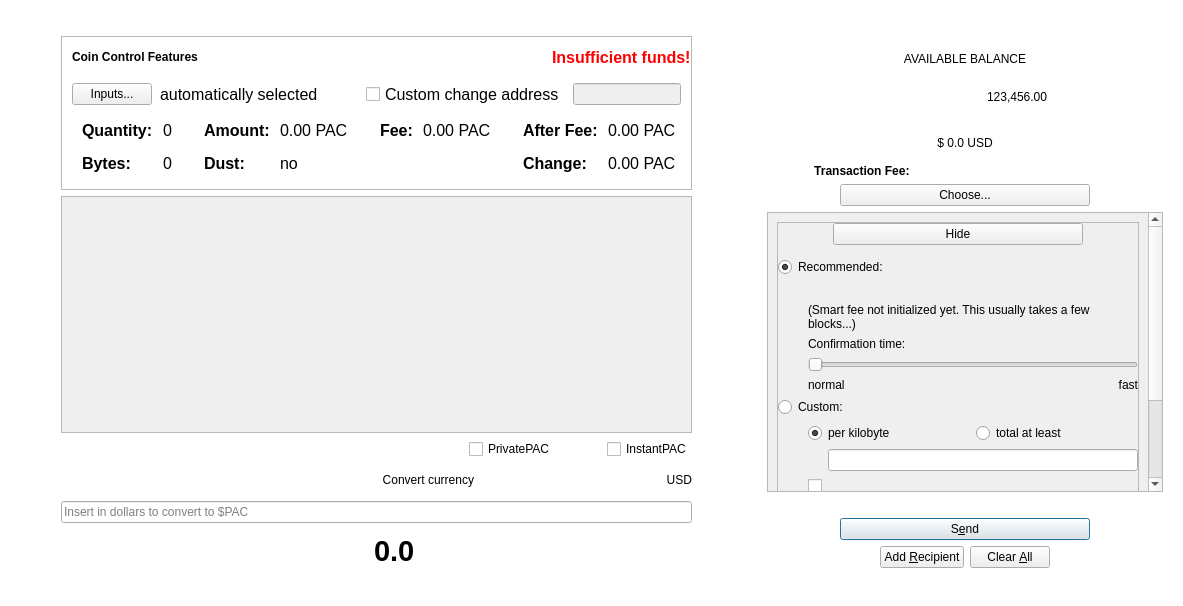
PACCommunity/PAC, file src/qt/forms/sendcoinsdialog.ui: the form before one commit.
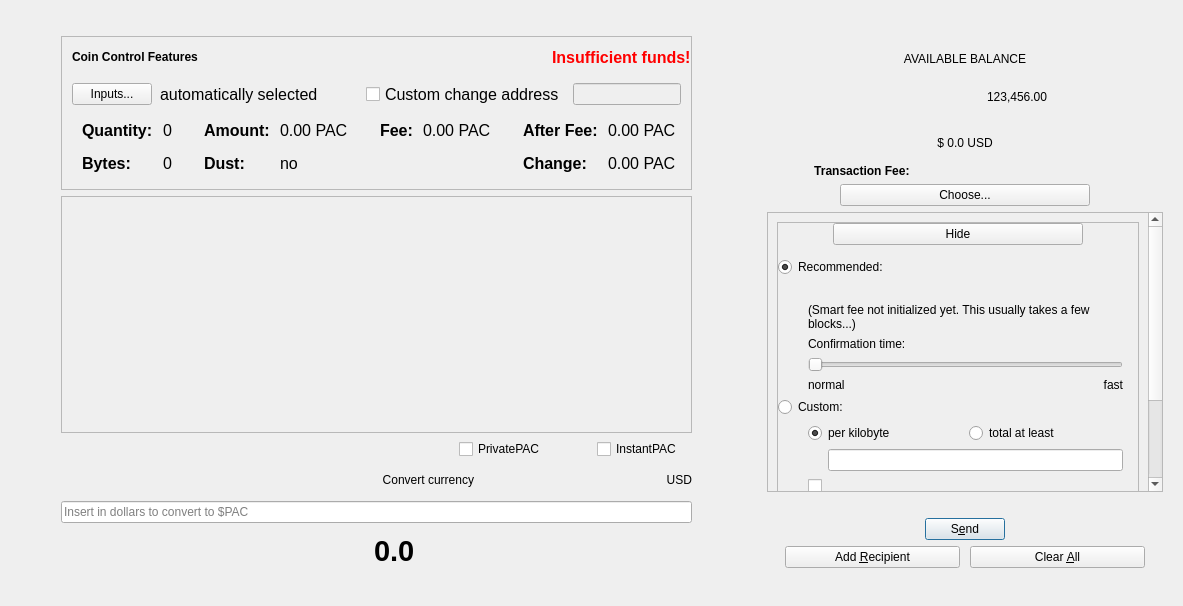
The form after the commit. Custom widgets are drawn as their Qt base class.

Commit message:
UI send and receive coins
spacer for the hidden fees features so it fits the scrollarea.

Buttons size and margins

LineEdit class changed

What changed in the file:
```diff
--- a/src/qt/forms/sendcoinsdialog.ui
+++ b/src/qt/forms/sendcoinsdialog.ui
@@ -14,9 +14,7 @@
    <string>Send Coins</string>
   </property>
   <property name="styleSheet">
-   <string notr="true">#SendCoinsDialog{
-  background:transparent;
-}</string>
+   <string notr="true"/>
   </property>
   <property name="windowFilePath">
    <string/>
@@ -849,6 +847,22 @@
               </property>
              </widget>
             </item>
+            <item>
+             <spacer name="horizontalSpacer_17">
+              <property name="orientation">
+               <enum>Qt::Horizontal</enum>
+              </property>
+              <property name="sizeType">
+               <enum>QSizePolicy::Fixed</enum>
+              </property>
+              <property name="sizeHint" stdset="0">
+               <size>
+                <width>10</width>
+                <height>20</height>
+               </size>
+              </property>
+             </spacer>
+            </item>
            </layout>
           </item>
          </layout>
@@ -1040,20 +1054,20 @@
      <item>
       <widget class="QWidget" name="verticalWidget" native="true">
        <property name="sizePolicy">
-        <sizepolicy hsizetype="Minimum" vsizetype="Preferred">
+        <sizepolicy hsizetype="Fixed" vsizetype="Preferred">
          <horstretch>0</horstretch>
          <verstretch>0</verstretch>
         </sizepolicy>
        </property>
        <property name="minimumSize">
         <size>
-         <width>250</width>
+         <width>380</width>
          <height>0</height>
         </size>
        </property>
        <property name="maximumSize">
         <size>
-         <width>450</width>
+         <width>480</width>
          <height>16777215</height>
         </size>
        </property>
@@ -1252,14 +1266,14 @@
           </item>
           <item row="13" column="0">
            <layout class="QHBoxLayout" name="horizontalLayout_6">
+            <property name="spacing">
+             <number>0</number>
+            </property>
             <item>
              <spacer name="horizontalSpacer_4">
               <property name="orientation">
                <enum>Qt::Horizontal</enum>
               </property>
-              <property name="sizeType">
-               <enum>QSizePolicy::Expanding</enum>
-              </property>
               <property name="sizeHint" stdset="0">
                <size>
                 <width>40</width>
@@ -1270,9 +1284,21 @@
             </item>
             <item>
              <widget class="QPushButton" name="addButton">
+              <property name="sizePolicy">
+               <sizepolicy hsizetype="Fixed" vsizetype="Fixed">
+                <horstretch>0</horstretch>
+                <verstretch>0</verstretch>
+               </sizepolicy>
+              </property>
+              <property name="minimumSize">
+               <size>
+                <width>175</width>
+                <height>0</height>
+               </size>
+              </property>
               <property name="maximumSize">
                <size>
-                <width>120</width>
+                <width>170</width>
                 <height>16777215</height>
                </size>
               </property>
@@ -1287,17 +1313,39 @@
               </property>
              </widget>
             </item>
+            <item>
+             <spacer name="horizontalSpacer_18">
+              <property name="orientation">
+               <enum>Qt::Horizontal</enum>
+              </property>
+              <property name="sizeType">
+               <enum>QSizePolicy::Fixed</enum>
+              </property>
+              <property name="sizeHint" stdset="0">
+               <size>
+                <width>10</width>
+                <height>20</height>
+               </size>
+              </property>
+             </spacer>
+            </item>
             <item>
              <widget class="QPushButton" name="clearButton">
               <property name="sizePolicy">
-               <sizepolicy hsizetype="Minimum" vsizetype="Fixed">
+               <sizepolicy hsizetype="Fixed" vsizetype="Fixed">
                 <horstretch>0</horstretch>
                 <verstretch>0</verstretch>
                </sizepolicy>
               </property>
+              <property name="minimumSize">
+               <size>
+                <width>175</width>
+                <height>0</height>
+               </size>
+              </property>
               <property name="maximumSize">
                <size>
-                <width>120</width>
+                <width>170</width>
                 <height>16777215</height>
                </size>
               </property>
@@ -1317,9 +1365,6 @@
               <property name="orientation">
                <enum>Qt::Horizontal</enum>
               </property>
-              <property name="sizeType">
-               <enum>QSizePolicy::Expanding</enum>
-              </property>
               <property name="sizeHint" stdset="0">
                <size>
                 <width>40</width>
@@ -1401,15 +1446,21 @@
            <layout class="QHBoxLayout" name="horizontalLayout_9">
             <item>
              <widget class="QPushButton" name="sendButton">
+              <property name="sizePolicy">
+               <sizepolicy hsizetype="Fixed" vsizetype="Fixed">
+                <horstretch>0</horstretch>
+                <verstretch>0</verstretch>
+               </sizepolicy>
+              </property>
               <property name="minimumSize">
                <size>
-                <width>250</width>
+                <width>0</width>
                 <height>0</height>
                </size>
               </property>
               <property name="maximumSize">
                <size>
-                <width>200</width>
+                <width>16777215</width>
                 <height>16777215</height>
                </size>
               </property>
@@ -1433,7 +1484,10 @@
            </layout>
           </item>
           <item row="6" column="0">
-           <widget class="QScrollArea" name="scrollArea_2">
+           <widget class="QScrollArea" name="scrollAreaFees">
+            <property name="styleSheet">
+             <string notr="true">#scrollArea_2{ padding: 5px;}</string>
+            </property>
             <property name="widgetResizable">
              <bool>true</bool>
             </property>
@@ -1442,7 +1496,7 @@
               <rect>
                <x>0</x>
                <y>0</y>
-               <width>388</width>
+               <width>378</width>
                <height>484</height>
               </rect>
              </property>
@@ -1552,6 +1606,42 @@
                         <property name="verticalSpacing">
                          <number>4</number>
                         </property>
+                        <item row="3" column="0">
+                         <layout class="QHBoxLayout" name="horizontalLayout_11">
+                          <item>
+                           <spacer name="horizontalSpacer_14">
+                            <property name="orientation">
+                             <enum>Qt::Horizontal</enum>
+                            </property>
+                            <property name="sizeType">
+                             <enum>QSizePolicy::Fixed</enum>
+                            </property>
+                            <property name="sizeHint" stdset="0">
+                             <size>
+                              <width>30</width>
+                              <height>20</height>
+                             </size>
+                            </property>
+                           </spacer>
+                          </item>
+                          <item>
+                           <widget class="QLabel" name="labelMinFeeWarning">
+                            <property name="enabled">
+                             <bool>true</bool>
+                            </property>
+                            <property name="toolTip">
+                             <string>Paying only the minimum fee is just fine as long as there is less transaction volume than space in the blocks.&lt;br /&gt;But be aware that this can end up in a never confirming transaction once there is more demand for paccoin transactions than the network can process.</string>
+                            </property>
+                            <property name="text">
+                             <string>    (read the tooltip)</string>
+                            </property>
+                            <property name="margin">
+                             <number>5</number>
+                            </property>
+                           </widget>
+                          </item>
+                         </layout>
+                        </item>
                         <item row="0" column="0">
                          <layout class="QVBoxLayout" name="verticalLayoutFee3" stretch="0,0,1">
                           <property name="spacing">
@@ -1858,41 +1948,21 @@
                           </item>
                          </layout>
                         </item>
-                        <item row="3" column="0">
-                         <layout class="QHBoxLayout" name="horizontalLayout_11">
-                          <item>
-                           <spacer name="horizontalSpacer_14">
-                            <property name="orientation">
-                             <enum>Qt::Horizontal</enum>
-                            </property>
-                            <property name="sizeType">
-                             <enum>QSizePolicy::Fixed</enum>
-                            </property>
-                            <property name="sizeHint" stdset="0">
-                             <size>
-                              <width>30</width>
-                              <height>20</height>
-                             </size>
-                            </property>
-                           </spacer>
-                          </item>
-                          <item>
-                           <widget class="QLabel" name="labelMinFeeWarning">
-                            <property name="enabled">
-                             <bool>true</bool>
-                            </property>
-                            <property name="toolTip">
-                             <string>Paying only the minimum fee is just fine as long as there is less transaction volume than space in the blocks.&lt;br /&gt;But be aware that this can end up in a never confirming transaction once there is more demand for paccoin transactions than the network can process.</string>
-                            </property>
-                            <property name="text">
-                             <string>    (read the tooltip)</string>
-                            </property>
-                            <property name="margin">
-                             <number>5</number>
-                            </property>
-                           </widget>
-                          </item>
-                         </layout>
+                        <item row="0" column="1">
+                         <spacer name="horizontalSpacer_19">
+                          <property name="orientation">
+                           <enum>Qt::Horizontal</enum>
+                          </property>
+                          <property name="sizeType">
+                           <enum>QSizePolicy::Fixed</enum>
+                          </property>
+                          <property name="sizeHint" stdset="0">
+                           <size>
+                            <width>15</width>
+                            <height>20</height>
+                           </size>
+                          </property>
+                         </spacer>
                         </item>
                        </layout>
                       </item>
@@ -1958,17 +2028,17 @@
   </layout>
  </widget>
  <customwidgets>
-  <customwidget>
-   <class>QValidatedLineEdit</class>
-   <extends>QLineEdit</extends>
-   <header>qvalidatedlineedit.h</header>
-  </customwidget>
   <customwidget>
    <class>BitcoinAmountField</class>
    <extends>QLineEdit</extends>
    <header>bitcoinamountfield.h</header>
    <container>1</container>
   </customwidget>
+  <customwidget>
+   <class>QValidatedLineEdit</class>
+   <extends>QLineEdit</extends>
+   <header>qvalidatedlineedit.h</header>
+  </customwidget>
  </customwidgets>
  <resources/>
  <connections/>
```
The commit also changes 1 other file.
